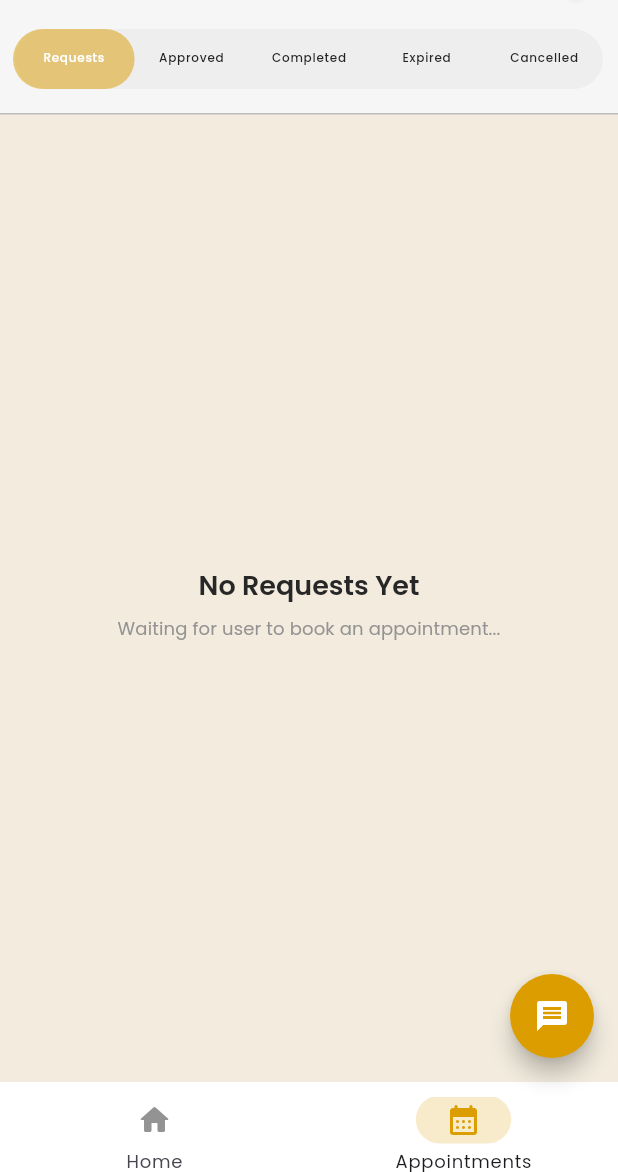
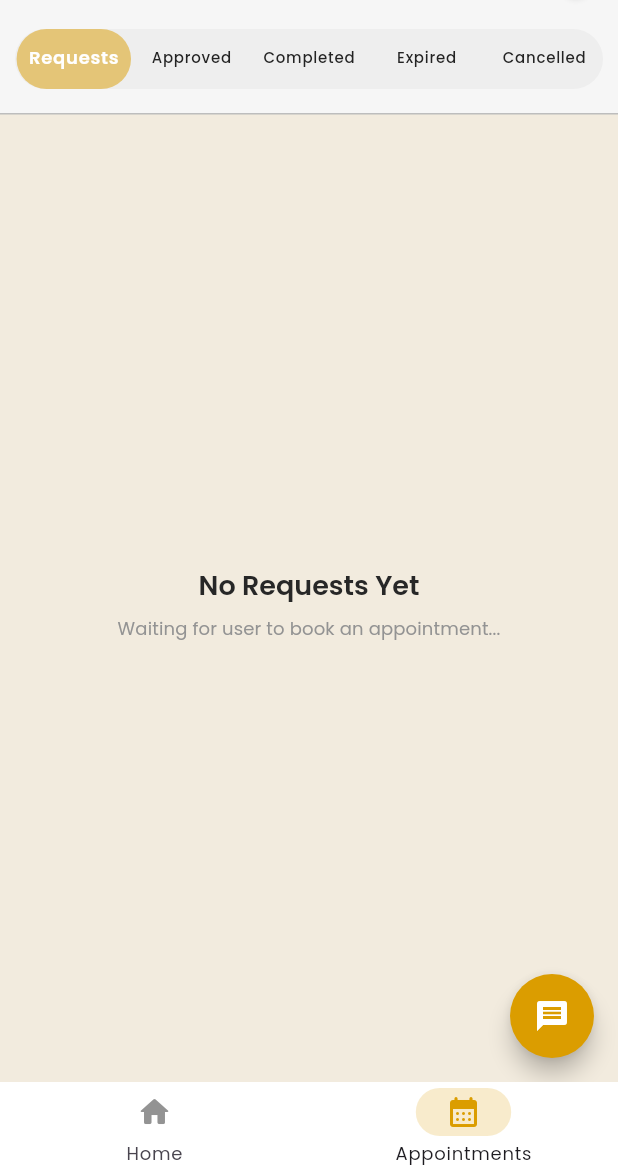
Before and after one commit to rolcodes/jbl_appointment_app, a Flutter app: the NewAdminNavigationMenu screen opened directly, item 2 of the bottom bar chosen, on a phone screen of 412 x 824 dp, the part 64-1236 px from its top. Run offline on Flutter 3.47's test engine with Material 3 defaults, Android fonts, the phone set to English and light mode, and no system bars; drawn by our look-alikes of badges; our stand-ins replace animated_splash_screen, cloud_firestore, equatable, firebase_auth, firebase_core, flutter_rating_bar and 8 more; missing offline and left inert: carousel_slider_plus, pdfx, scrollable_clean_calendar; accounts and stored records are empty; network calls fail.

Commit message:
Fix issue in Navigation Bar of Admin and Users
 - Issue: design is not responsive
 - Solved: by determining current platform and set specific condition based on device platform

Fix UI in Admin Appointment Tabs

```diff
--- a/lib/main.dart
+++ b/lib/main.dart
@@ -4,6 +4,7 @@ import 'package:firebase_core/firebase_core.dart';
 import 'package:flutter/material.dart';
 import 'package:get/get_navigation/src/root/get_material_app.dart';
 import 'package:jbl/new_features/new_navigation_menu.dart';
+import 'package:jbl/new_features/screen/admin_panel/admin_navigation_menu.dart';
 import 'package:jbl/new_features/screen/landing_screen/landing_screen.dart';
 import 'package:jbl/splash_screen.dart';
 
@@ -45,7 +46,7 @@ class MyApp extends StatelessWidget {
         debugShowCheckedModeBanner: false,
 
         /// SplashScreen() to begin from the start
-        home: const NewNavigationMenu(),
+        home: const LandingScreen(),
       ),
     );
   }
--- a/lib/new_features/screen/admin_panel/admin_navigation_menu.dart
+++ b/lib/new_features/screen/admin_panel/admin_navigation_menu.dart
@@ -1,3 +1,5 @@
+import 'dart:io';
+
 import 'package:flutter/material.dart';
 
 import '../../../utils/constants/colors.dart';
@@ -25,9 +27,9 @@ class _NewAdminNavigationMenuState extends State<NewAdminNavigationMenu> {
     return Scaffold(
       body: screenList.elementAt(currentPageIndex),
       bottomNavigationBar: Padding(
-        padding: EdgeInsets.only(top: 10),
+        padding:  EdgeInsets.only(top: Platform.isAndroid ? 0 : 10),
         child: NavigationBar(
-          height: 50,
+          height: Platform.isAndroid ? 60 : 50,
           overlayColor: WidgetStatePropertyAll(Colors.amberAccent.shade100),
           indicatorColor: TColors.primary.withOpacity(0.2),
           animationDuration: const Duration(milliseconds: 1500),
--- a/lib/new_features/screen/admin_panel/appointment/admin_appointment_tabs.dart
+++ b/lib/new_features/screen/admin_panel/appointment/admin_appointment_tabs.dart
@@ -62,7 +62,7 @@ class _AdminAppointmentTabsState extends State<AdminAppointmentTabs> {
                         dividerHeight: 0,
                         padding: EdgeInsets.zero,
                         indicatorPadding:
-                            const EdgeInsets.symmetric(horizontal: -20),
+                            const EdgeInsets.symmetric(horizontal: -8),
                         indicator: BoxDecoration(
                           borderRadius: BorderRadius.circular(25),
                           color: TColors.primary.withOpacity(0.5),
@@ -73,7 +73,11 @@ class _AdminAppointmentTabsState extends State<AdminAppointmentTabs> {
                         labelStyle: Theme.of(context)
                             .textTheme
                             .labelSmall!
-                            .apply(fontSizeDelta: -3),
+                            .apply(fontSizeDelta: 1, fontWeightDelta: 1),
+                        unselectedLabelStyle: Theme.of(context)
+                            .textTheme
+                            .labelSmall!
+                            .apply(fontSizeDelta: -1),
                         isScrollable: false,
                         tabs: const [
                           Tab(
```
